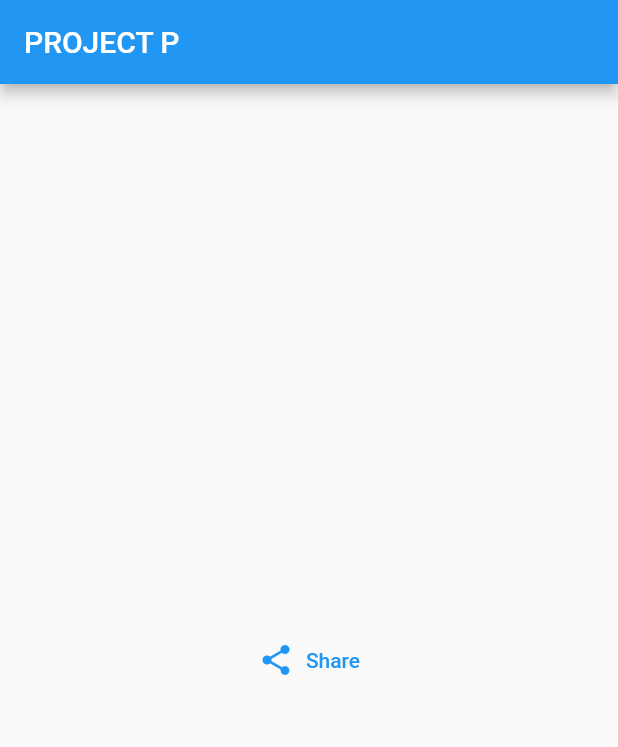
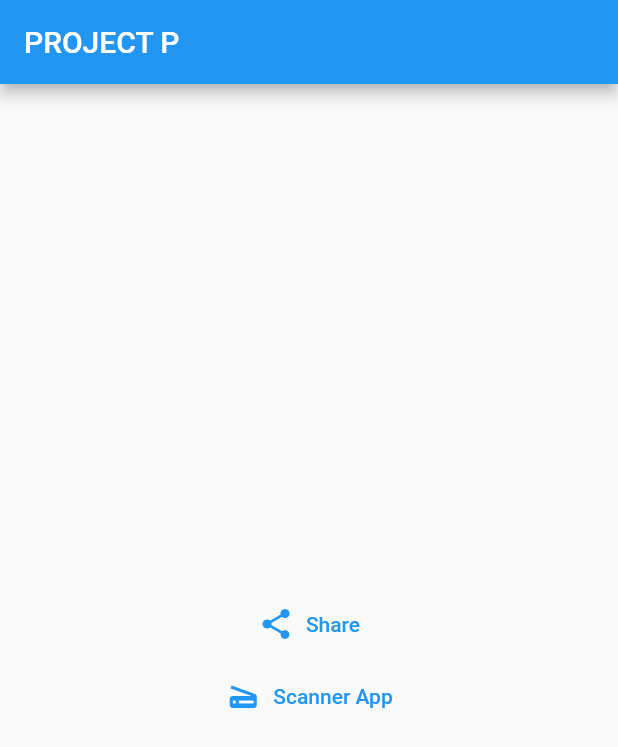
Before and after one commit to sr-albert/project_p, a Flutter app: the screen it shows after launch, on a phone screen of 412 x 824 dp. Shown: the top 747 px of the screen. Run offline on Flutter 3.47's test engine with Material 2 defaults, Android fonts, the phone set to English and light mode, and no system bars; our stand-ins replace firebase_core; missing offline and left inert: flutter_share; accounts and stored records are empty.

Commit message:
Add scanner link to Scanner App

```diff
--- a/lib/main.dart
+++ b/lib/main.dart
@@ -1,5 +1,6 @@
 import 'package:flutter/material.dart';
 import 'package:flutter_share/flutter_share.dart';
+import 'package:project_p/scanner/lib/main.dart';
 
 void main() {
   runApp(MyApp());
@@ -17,6 +18,7 @@ class MyApp extends StatelessWidget {
       initialRoute: "/",
       routes: {
         "/": (context) => MyHomePage(),
+        "/scanner": (context) => ScannerApp(),
       },
       debugShowCheckedModeBanner: false,
     );
@@ -33,14 +35,16 @@ class MyHomePage extends StatefulWidget {
 }
 
 class _MyHomePageState extends State<MyHomePage> {
-
-
   Future<void> share() async {
     await FlutterShare.share(
         title: 'Dizim share',
         text: 'Dizim share text',
         linkUrl: 'https://dizim.ai/',
         chooserTitle: 'Dizim Chooser Title');
+  }
+
+  void openScannerApp(BuildContext context) {
+    Navigator.pushNamed(context, "/scanner");
   }
 
   @override
@@ -57,7 +61,11 @@ class _MyHomePageState extends State<MyHomePage> {
               TextButton.icon(
                   onPressed: share,
                   icon: Icon(Icons.share),
-                  label: Text("Share"))
+                  label: Text("Share")),
+              TextButton.icon(
+                  onPressed: () => {openScannerApp(context)},
+                  icon: Icon(Icons.scanner),
+                  label: Text("Scanner App"))
             ],
           ),
         ) // This trailing comma makes auto-formatting nicer for build methods.
```
Also changed, not shown: lib/scanner/lib/main.dart (+17 -0 lines), lib/scanner/lib/share/pages/login.page.dart (added, +14 -0 lines).
